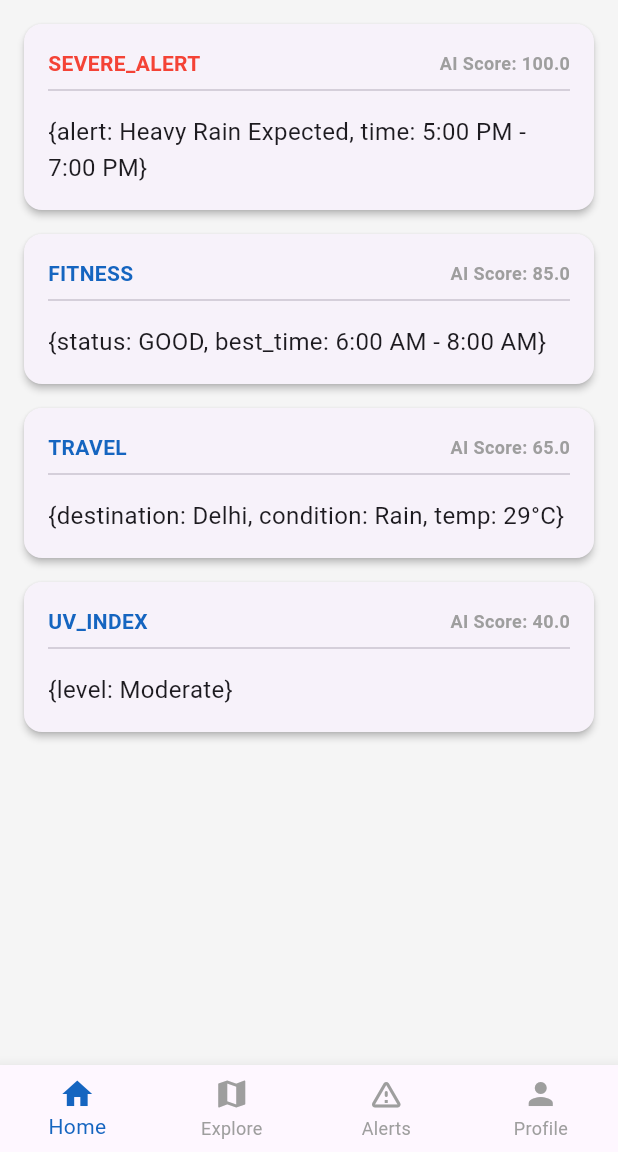
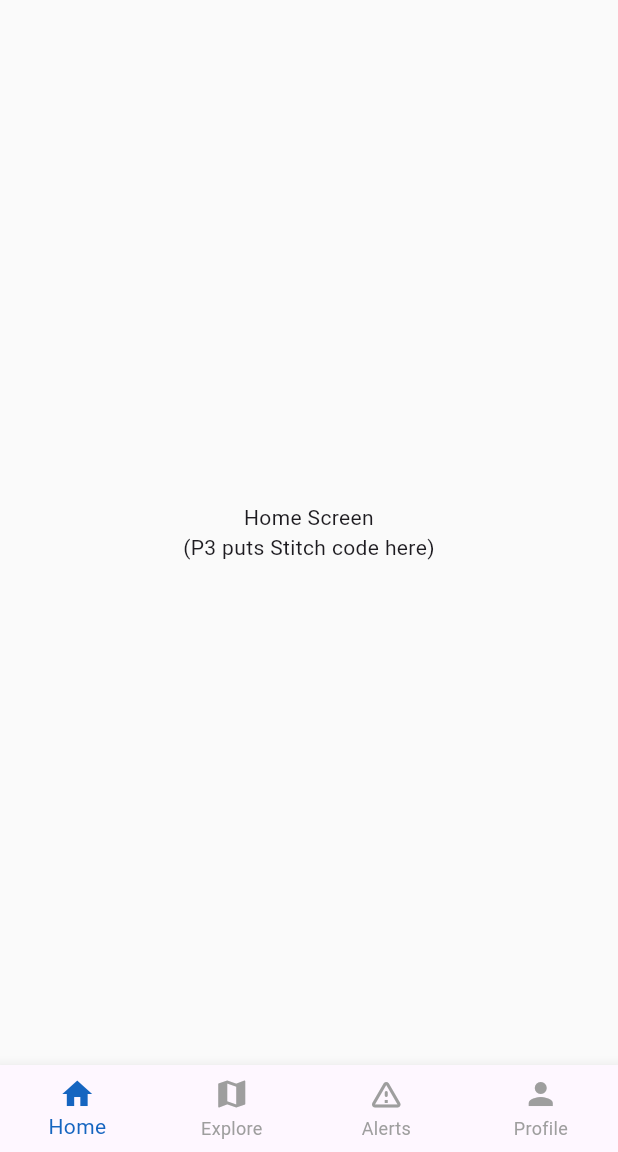
Before and after one commit to Sage4017/Mausam-App, a Flutter app: the screen it shows after launch, on a phone screen of 412 x 824 dp, the part 84-1236 px from its top. Run offline on Flutter 3.47's test engine with Material 3 defaults, Android fonts, the phone set to English and light mode, and no system bars; our stand-ins replace dio, flutter_riverpod, shared_preferences.

Commit message:
refactor: Revert Home Screen to placeholder and remove hard-coded data display

```diff
--- a/mausam_app/lib/screens/home/home_screen.dart
+++ b/mausam_app/lib/screens/home/home_screen.dart
@@ -1,72 +1,14 @@
 import 'package:flutter/material.dart';
-import 'package:flutter_riverpod/flutter_riverpod.dart';
-import '../../services/homepage_provider.dart';
 
-class HomeScreen extends ConsumerWidget {
+class HomeScreen extends StatelessWidget {
   const HomeScreen({super.key});
 
   @override
-  Widget build(BuildContext context, WidgetRef ref) {
-    // This watches the provider. Whenever the backend data updates,
-    // the UI will automatically rebuild!
-    final personalizedWidgets = ref.watch(homepageProvider);
-
-    return Scaffold(
-      backgroundColor: Colors.grey.shade100,
-      body: ListView.builder(
-        padding: const EdgeInsets.all(16.0),
-        itemCount: personalizedWidgets.length,
-        itemBuilder: (context, index) {
-          final widgetItem = personalizedWidgets[index];
-
-          // A simple card to display the mock data
-          return Card(
-            margin: const EdgeInsets.only(bottom: 16.0),
-            elevation: 2,
-            shape: RoundedRectangleBorder(
-              borderRadius: BorderRadius.circular(12)
-            ),
-            child: Padding(
-              padding: const EdgeInsets.all(16.0),
-              child: Column(
-                crossAxisAlignment: CrossAxisAlignment.start,
-                children: [
-                  Row(
-                    mainAxisAlignment: MainAxisAlignment.spaceBetween,
-                    children: [
-                      Text(
-                        widgetItem.type.toUpperCase(),
-                        style: TextStyle(
-                          fontSize: 14,
-                          fontWeight: FontWeight.bold,
-                          // Make alerts red, everything else blue
-                          color: widgetItem.type == 'severe_alert'
-                              ? Colors.red
-                              : Colors.blue.shade800,
-                        ),
-                      ),
-                      Text(
-                        'AI Score: ${widgetItem.score}',
-                        style: const TextStyle(
-                          color: Colors.grey,
-                          fontSize: 12,
-                          fontWeight: FontWeight.bold,
-                        ),
-                      ),
-                    ],
-                  ),
-                  const Divider(),
-                  const SizedBox(height: 8),
-                  // Displaying the fake JSON data dynamically
-                  Text(
-                    widgetItem.data.toString(),
-                    style: const TextStyle(fontSize: 16, height: 1.5),
-                  ),
-                ],
-              ),
-            ),
-          );
-        },
+  Widget build(BuildContext context) {
+    return const Center(
+      child: Text(
+        "Home Screen\n(P3 puts Stitch code here)",
+        textAlign: TextAlign.center,
       ),
     );
   }
```
